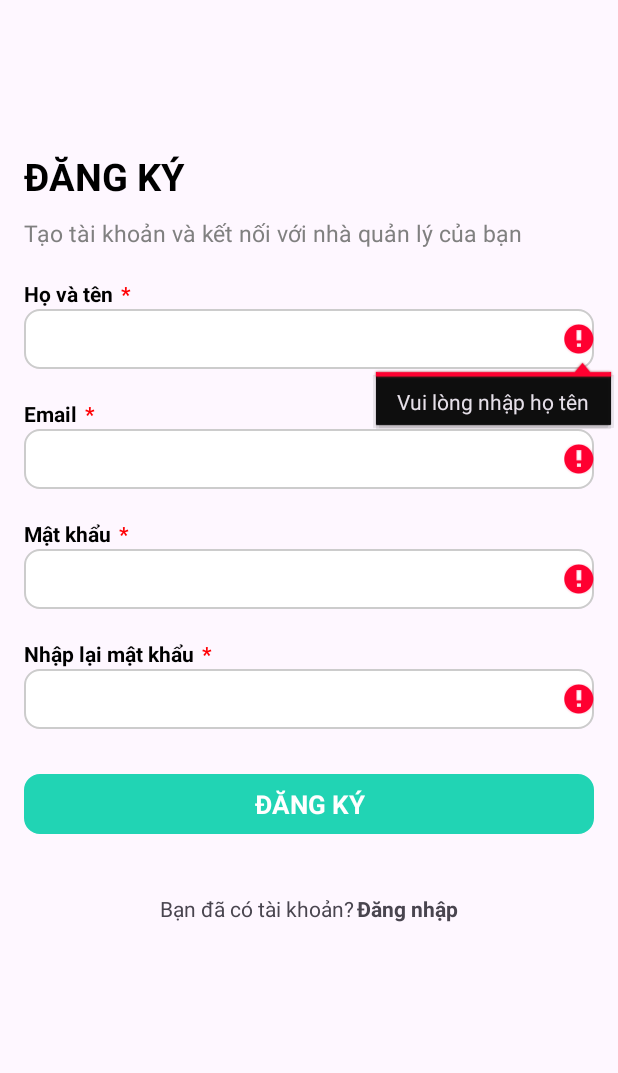
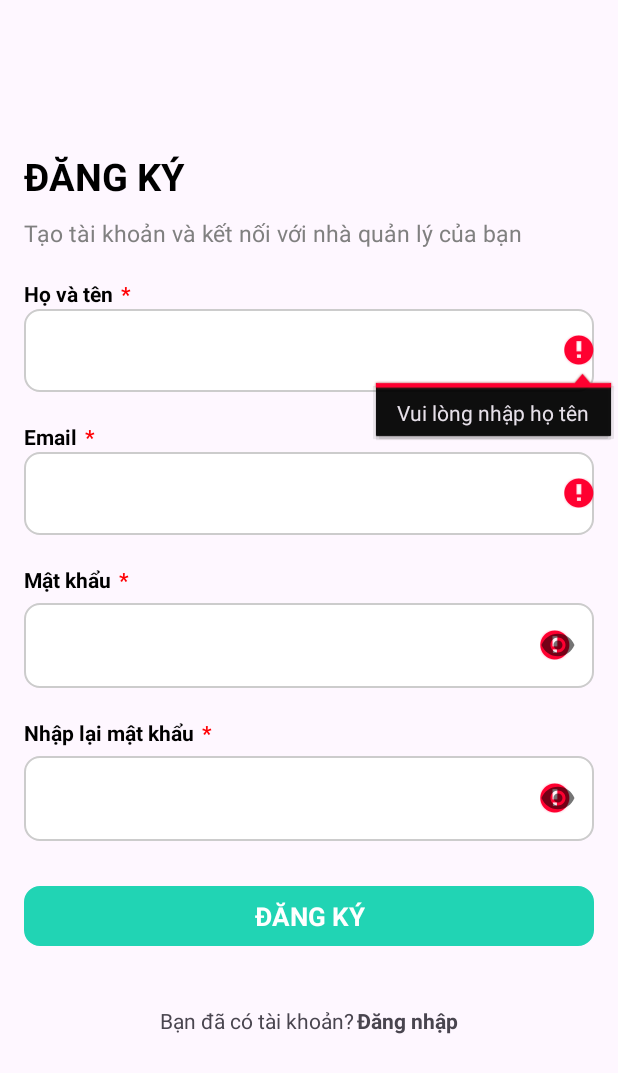
Before and after one commit to tranduong11/dyong_resident, an Android app: the SignupActivity screen opened directly, with no data from a screen before it, after a tap on "ĐĂNG KÝ", on a phone screen of 412 x 824 dp. Shown: the top 1073 px of the screen. Run offline under Robolectric (Android 15) with nearby library versions, the phone set to English and light mode, and no system bars.

Commit message:
update buttomAppBar, Signup, layout: login, signup

```diff
--- a/app/src/main/java/com/scan/dyong_resident/SignupActivity.java
+++ b/app/src/main/java/com/scan/dyong_resident/SignupActivity.java
@@ -4,6 +4,7 @@ import android.content.Intent;
 import android.os.Bundle;
 import android.text.Editable;
 import android.text.TextWatcher;
+import android.util.Patterns;
 import android.widget.EditText;
 import android.widget.TextView;
 import android.widget.Toast;
@@ -11,9 +12,14 @@ import android.widget.Toast;
 import androidx.activity.EdgeToEdge;
 import androidx.appcompat.app.AppCompatActivity;
 
+import com.google.android.material.textfield.TextInputEditText;
+import com.google.android.material.textfield.TextInputLayout;
+
 public class SignupActivity extends AppCompatActivity {
     TextView tvSignup, tvDN;
-    EditText edtFullName, edtMail, edtPass, edtRePass;
+    EditText edtFullName, edtMail;
+    private TextInputEditText passwordEditText, passwordEditText1;
+    private TextInputLayout passwordTextInputLayout, passwordTextInputLayout1;;
     @Override
     protected void onCreate(Bundle savedInstanceState) {
         super.onCreate(savedInstanceState);
@@ -67,58 +73,60 @@ public class SignupActivity extends AppCompatActivity {
             }
         });
 
-        edtPass.addTextChangedListener(new TextWatcher() {
-            @Override
-            public void beforeTextChanged(CharSequence s, int start, int count, int after) {
+//        edtPass.addTextChangedListener(new TextWatcher() {
+//            @Override
+//            public void beforeTextChanged(CharSequence s, int start, int count, int after) {
+//
+//            }
+//
+//            @Override
+//            public void onTextChanged(CharSequence s, int start, int before, int count) {
+//                if(s.length() == 0){
+//                    edtPass.setError("Vui lòng nhập mật khẩu");
+//                }
+//                else {
+//                    edtPass.setError(null);
+//                }
+//            }
+//
+//            @Override
+//            public void afterTextChanged(Editable editable) {
+//
+//            }
+//        });
+//
+//        edtRePass.addTextChangedListener(new TextWatcher() {
+//            @Override
+//            public void beforeTextChanged(CharSequence s, int start, int count, int after) {
+//
+//            }
+//
+//            @Override
+//            public void onTextChanged(CharSequence s, int start, int before, int count) {
+//                if(s.length() == 0){
+//                    edtRePass.setError("Vui lòng nhập lại mật khâu");
+//                }
+//                else {
+//                    edtRePass.setError(null);
+//                }
+//            }
+//
+//            @Override
+//            public void afterTextChanged(Editable editable) {
+//
+//            }
+//        });
 
-            }
 
-            @Override
-            public void onTextChanged(CharSequence s, int start, int before, int count) {
-                if(s.length() == 0){
-                    edtPass.setError("Vui lòng nhập mật khẩu");
-                }
-                else {
-                    edtPass.setError(null);
-                }
-            }
-
-            @Override
-            public void afterTextChanged(Editable editable) {
-
-            }
-        });
-
-        edtRePass.addTextChangedListener(new TextWatcher() {
-            @Override
-            public void beforeTextChanged(CharSequence s, int start, int count, int after) {
-
-            }
-
-            @Override
-            public void onTextChanged(CharSequence s, int start, int before, int count) {
-                if(s.length() == 0){
-                    edtRePass.setError("Vui lòng nhập lại mật khâu");
-                }
-                else {
-                    edtRePass.setError(null);
-                }
-            }
-
-            @Override
-            public void afterTextChanged(Editable editable) {
-
-            }
-        });
 
         tvSignup.setOnClickListener(v -> {
             String fullName = edtFullName.getText().toString();
             String mail = edtMail.getText().toString();
-            String pass = edtPass.getText().toString();
-            String rePass = edtRePass.getText().toString();
+            String pass = passwordEditText.getText().toString();
+            String pass1 = passwordEditText1.getText().toString();
 
             //validate
-            if(fullName.equals("")  || mail.equals("") || pass.equals("") || rePass.equals("")){
+            if(fullName.equals("")  || mail.equals("") ){
                 if (fullName.equals("")){
                     edtFullName.setError("Vui lòng nhập họ tên");
                 }
@@ -131,32 +139,42 @@ public class SignupActivity extends AppCompatActivity {
                 }
                 else {
                     edtMail.setError(null);
+                    if (!isValidEmail(mail)){
+                        edtMail.setError("Email không hợp lệ");
+                    }
+                    else {
+                        edtMail.setError(null);
+                    }
                 }
-                if (pass.equals("")){
-                    edtPass.setError("Vui lòng nhập mật khẩu");
+
+                if (pass.equals("") && pass1.equals("")){
+                    passwordEditText.setError("Vui lòng nhập mật khẩu");
+                    passwordEditText1.setError("Vui lòng nhập lại mật khẩu");
                 }
                 else {
-                    edtPass.setError(null);
+                    passwordEditText.setError(null);
+                    passwordEditText1.setError(null);
+                    if (!pass.equals(pass1)){
+                        passwordEditText.setError("Mật khẩu không khớp");
+                        passwordEditText1.setError("Mật khẩu không khớp");
+                    }
+                    else {
+                        passwordEditText.setError(null);
+                        passwordEditText1.setError(null);
+                    }
                 }
-                if (rePass.equals("")){
-                    edtRePass.setError("Vui lòng nhập lại mật khẩu");
-                }
-                else {
-                    edtRePass.setError(null);
-                }
-            }
-            else if (!pass.equals(rePass)) {
-                Toast.makeText(this, "Nhập lại mật khẩu không trùng khớp", Toast.LENGTH_SHORT).show();
+
+
             }
             else {
+                showToast("Ban hay nhap day du thong tin");
                 Intent intent = new Intent();
                 intent.putExtra("fullName", fullName);
                 intent.putExtra("mail", mail);
-                intent.putExtra("pass", pass);
                 setResult(1,intent);
                 finish();
+            }
 
-            }
 
         });
 
@@ -166,13 +184,26 @@ public class SignupActivity extends AppCompatActivity {
         });
 
     }
+
+    private boolean isValidEmail(String email) {
+        return Patterns.EMAIL_ADDRESS.matcher(email).matches();
+    }
+
     public void init(){
         tvSignup = findViewById(R.id.tvSignup);
         tvDN = findViewById(R.id.tvDN);
         edtFullName = findViewById(R.id.edtFullName);
         edtMail = findViewById(R.id.edtMail);
-        edtPass = findViewById(R.id.edtPass);
-        edtRePass = findViewById(R.id.edtRePass);
+        passwordEditText = findViewById(R.id.passwordEditText);
+        passwordEditText1 = findViewById(R.id.passwordEditText1);
+        passwordTextInputLayout = findViewById(R.id.passwordTextInputLayout);
+        passwordTextInputLayout.setPasswordVisibilityToggleEnabled(true);
+        passwordTextInputLayout1 = findViewById(R.id.passwordTextInputLayout1);
+        passwordTextInputLayout1.setPasswordVisibilityToggleEnabled(true);
 
     }
+
+    public void showToast(String t){
+        Toast.makeText(this, t, Toast.LENGTH_SHORT).show();
+    }
 }
--- a/app/src/main/res/layout/login_screen.xml
+++ b/app/src/main/res/layout/login_screen.xml
@@ -93,7 +93,6 @@
         app:passwordToggleEnabled="false"
         app:boxStrokeColor="@color/black"
         android:textColorHint="@color/black"
-        android:background="@drawable/edittext_custom"
         android:layout_alignParentStart="true"
         android:layout_alignParentTop="true">
 
--- a/app/src/main/res/layout/signup_screen.xml
+++ b/app/src/main/res/layout/signup_screen.xml
@@ -57,7 +57,7 @@
     <EditText
         android:id="@+id/edtFullName"
         android:layout_width="match_parent"
-        android:layout_height="40dp"
+        android:layout_height="55dp"
         android:background="@drawable/edittext_custom"
         />
 
@@ -83,17 +83,15 @@
             android:text="*"
             android:textColor="#FF0004"
             android:textStyle="bold"
-            android:textSize="14dp"
-
-            />
-
+            android:textSize="14dp" />
     </LinearLayout>
     <EditText
         android:id="@+id/edtMail"
         android:layout_width="match_parent"
-        android:layout_height="40dp"
+        android:layout_height="55dp"
         android:background="@drawable/edittext_custom"
         />
+
 
 
     <LinearLayout
@@ -122,12 +120,27 @@
             />
 
     </LinearLayout>
-    <EditText
-        android:id="@+id/edtPass"
+    <com.google.android.material.textfield.TextInputLayout
+        android:id="@+id/passwordTextInputLayout"
         android:layout_width="match_parent"
-        android:layout_height="40dp"
-        android:background="@drawable/edittext_custom"
-        />
+        android:layout_height="wrap_content"
+        app:passwordToggleEnabled="false"
+        app:boxStrokeColor="@color/black"
+        android:textColorHint="@color/black"
+        android:layout_alignParentStart="true"
+        android:layout_alignParentTop="true">
+
+
+        <com.google.android.material.textfield.TextInputEditText
+            android:id="@+id/passwordEditText"
+            android:layout_width="match_parent"
+            android:layout_height="wrap_content"
+            android:inputType="textPassword"
+            android:textColor="@color/black"
+            android:textColorHint="@color/black"
+            android:background="@drawable/edittext_custom"/>
+
+    </com.google.android.material.textfield.TextInputLayout>
 
     <LinearLayout
         android:layout_marginTop="20dp"
@@ -155,12 +168,28 @@
             />
 
     </LinearLayout>
-    <EditText
-        android:id="@+id/edtRePass"
+    <com.google.android.material.textfield.TextInputLayout
+        android:id="@+id/passwordTextInputLayout1"
         android:layout_width="match_parent"
-        android:layout_height="40dp"
-        android:background="@drawable/edittext_custom"
-        />
+        android:layout_height="wrap_content"
+        app:passwordToggleEnabled="false"
+        app:boxStrokeColor="@color/black"
+        android:textColorHint="@color/black"
+
+        android:layout_alignParentStart="true"
+        android:layout_alignParentTop="true">
+
+
+        <com.google.android.material.textfield.TextInputEditText
+            android:id="@+id/passwordEditText1"
+            android:layout_width="match_parent"
+            android:layout_height="wrap_content"
+            android:inputType="textPassword"
+            android:textColor="@color/black"
+            android:textColorHint="@color/black"
+            android:background="@drawable/edittext_custom"/>
+
+    </com.google.android.material.textfield.TextInputLayout>
 
 
 
```
Also changed, not shown: app/src/main/java/com/scan/dyong_resident/BottomAppBarActivity.java (+6 -2 lines).
